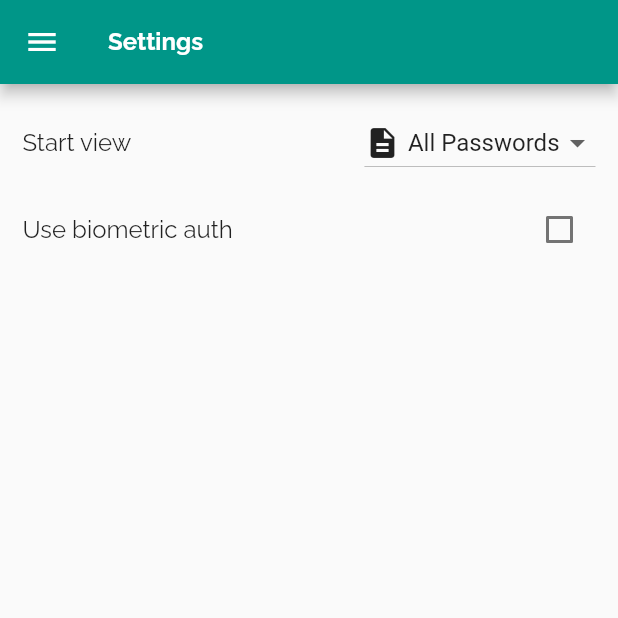
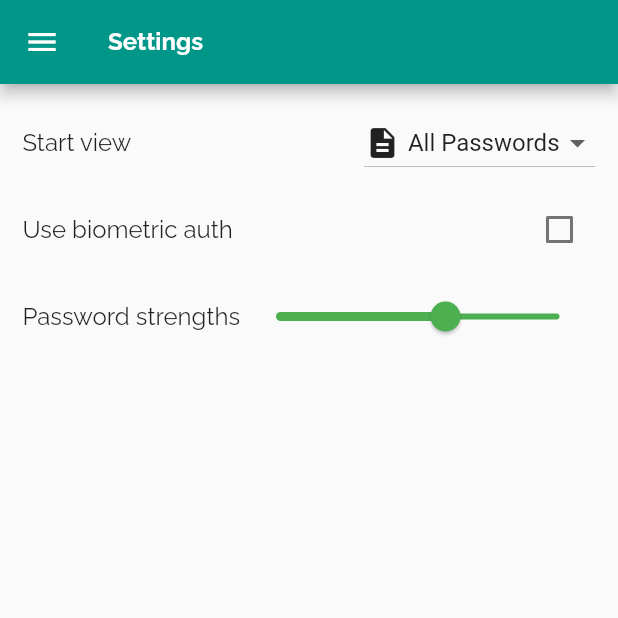
Before and after one commit to nr23730/nc-passwords-app, a Flutter app: the SettingsScreen screen opened by its route, on a phone screen of 412 x 824 dp, the top half of it. Run offline on Flutter 3.47's test engine with Material 2 defaults, Android fonts, the phone set to English and light mode, and no system bars; our stand-ins replace flutter_secure_storage, google_fonts, local_auth; missing offline and left inert: flutter_webview_plugin; accounts and stored records are empty.

Commit message:
Add settings for passwords strength (password string length).

```diff
--- a/lib/screens/settings_screen.dart
+++ b/lib/screens/settings_screen.dart
@@ -59,8 +59,7 @@ class _SettingsScreenState extends State<SettingsScreen> {
                   builder: (context, settings, child) => DropdownButton(
                     value: settings.startView,
                     onChanged: (value) {
-                      Provider.of<SettingsProvider>(context, listen: false)
-                          .startView = value;
+                      settings.startView = value;
                     },
                     items: _startViewMenuItems,
                   ),
@@ -79,12 +78,53 @@ class _SettingsScreenState extends State<SettingsScreen> {
                 ),
                 Consumer<SettingsProvider>(
                   builder: (context, settings, child) => Checkbox(
-                    value: Provider.of<SettingsProvider>(context, listen: false)
-                        .useBiometricAuth,
+                    value: settings.useBiometricAuth,
                     onChanged: (value) {
-                      Provider.of<SettingsProvider>(context, listen: false)
-                          .useBiometricAuth = value;
+                      settings.useBiometricAuth = value;
                     },
+                  ),
+                ),
+              ],
+            ),
+            const SizedBox(
+              height: 10,
+            ),
+            Row(
+              mainAxisAlignment: MainAxisAlignment.spaceBetween,
+              children: [
+                const Text(
+                  'Password strengths',
+                  style: TextStyle(fontSize: 16),
+                ),
+                Expanded(
+                  child: Consumer<SettingsProvider>(
+                    builder: (context, settings, child) => Slider(
+                      value: settings.passwordStrength.toDouble(),
+                      min: 5,
+                      max: 30,
+                      divisions: 25,
+                      label: settings.passwordStrength.toString(),
+                      inactiveColor: settings.passwordStrength < 8
+                          ? Colors.red
+                          : settings.passwordStrength < 13
+                              ? Colors.orange
+                              : settings.passwordStrength < 20
+                                  ? Colors.yellow
+                                  : Colors.green,
+                      activeColor: settings.passwordStrength < 8
+                          ? Colors.red
+                          : settings.passwordStrength < 13
+                              ? Colors.orange
+                              : settings.passwordStrength < 20
+                                  ? Colors.yellow
+                                  : Colors.green,
+                      onChanged: (value) {
+                        settings.passwordStrengthNoWrite = value.round();
+                      },
+                      onChangeEnd: (value) {
+                        settings.passwordStrength = value.round();
+                      },
+                    ),
                   ),
                 ),
               ],
```
Also changed, not shown: lib/provider/settings_provider.dart (+33 -5 lines), lib/screens/password_edit_screen.dart (+7 -1 lines).
